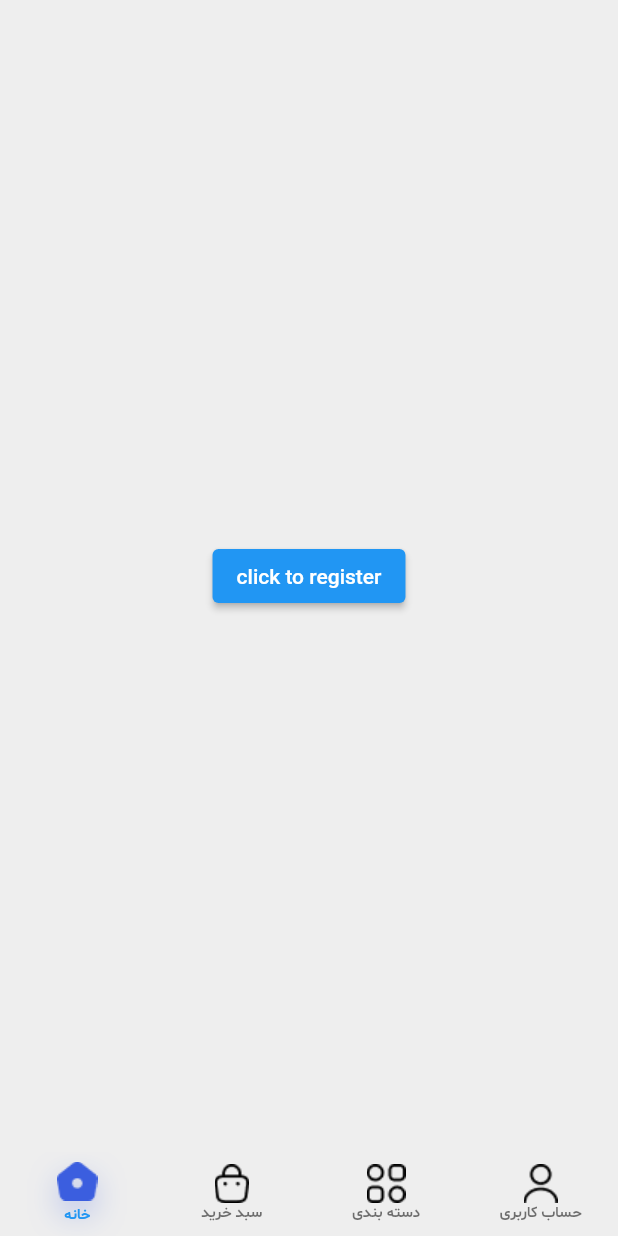
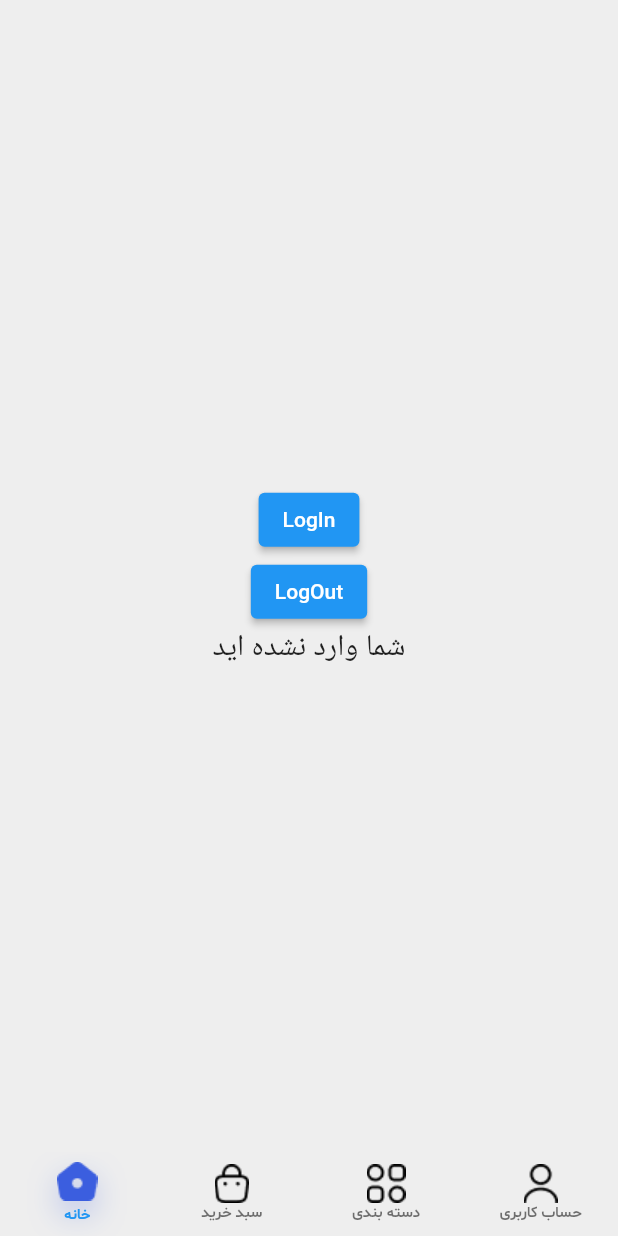
Before and after one commit to mehrdadmoradi001/digikala_app, a Flutter app: the screen it shows after launch, on a phone screen of 412 x 824 dp. Run offline on Flutter 3.47's test engine with Material 2 defaults, Android fonts, the phone set to English and light mode, and no system bars; our stand-ins replace dartz, dio, dotted_line, get_it, shared_preferences, smooth_page_indicator.

```diff
--- a/lib/data/repository/authentication_repository.dart
+++ b/lib/data/repository/authentication_repository.dart
@@ -2,6 +2,7 @@ import 'package:dartz/dartz.dart';
 import 'package:digikala_app/data/datasource/authentication_datasource.dart';
 import 'package:digikala_app/di/di.dart';
 import 'package:digikala_app/util/api_exception.dart';
+import 'package:digikala_app/util/auth_manager.dart';
 import 'package:shared_preferences/shared_preferences.dart';
 
 abstract class IAuthRepository {
@@ -34,7 +35,7 @@ class AuthenticationRepository extends IAuthRepository {
     try{
       String token = await _dataSource.login(username, password);
       if(token.isNotEmpty){
-        _sharedPreferences.setString('access_token', token);
+        AuthManager.saveToken(token);
         return Right('شما وارد شدید');
       }else{
         return Left('خطایی پیش آمده است');
--- a/lib/main.dart
+++ b/lib/main.dart
@@ -7,6 +7,7 @@ import 'package:digikala_app/screens/cart_screen.dart';
 import 'package:digikala_app/screens/home_screen.dart';
 import 'package:digikala_app/screens/product_list_screen.dart';
 import 'package:digikala_app/screens/profile_screen.dart';
+import 'package:digikala_app/util/auth_manager.dart';
 import 'package:flutter/material.dart';
 import 'package:shared_preferences/shared_preferences.dart';
 
@@ -34,19 +35,32 @@ class _MyAppState extends State<MyApp> {
         backgroundColor: ColorsConst.backgroundScreenColor,
         body: SafeArea(
           child: Center(
-            child: ElevatedButton(
-              onPressed: () async {
-                var either = await AuthenticationRepository().
-                login('mehrdadmoradi012345', '12345678');
-                var sharePre = locator.get<SharedPreferences>();
-                print(sharePre.getString('access_token'));
-                // either.fold((errorMessage) {
-                //   print(errorMessage);
-                // }, (successMessage) {
-                //   print(successMessage);
-                // });
-              },
-              child: Text('click to register'),
+            child: Column(
+              mainAxisAlignment: MainAxisAlignment.center,
+              children: [
+                ElevatedButton(
+                  onPressed: () async {
+                    var either = await AuthenticationRepository()
+                        .login('mehrdadmoradi012345', '12345678');
+                  },
+                  child: Text('LogIn'),
+                ),
+                ElevatedButton(
+                  onPressed: () async {
+                    AuthManager.logOut();
+                  },
+                  child: Text('LogOut'),
+                ),
+                ValueListenableBuilder(
+                  valueListenable: AuthManager.authChangeNotifier,
+                  builder: (context, value, child) {
+                      if(value == null || value.isEmpty){
+                        return Text('شما وارد نشده اید',style: TextStyle(fontSize: 20),);
+                      }else{
+                        return Text('شما وارد شده اید',style: TextStyle(fontSize: 20),);
+                      }
+                    },),
+              ],
             ),
           ),
         ) /*IndexedStack(
--- a/lib/util/auth_manager.dart
+++ b/lib/util/auth_manager.dart
@@ -0,0 +1,35 @@
+import 'package:digikala_app/di/di.dart';
+import 'package:flutter/cupertino.dart';
+import 'package:shared_preferences/shared_preferences.dart';
+
+class AuthManager{
+  static final SharedPreferences _sharedPreferences = locator.get();
+  static final ValueNotifier<String?> authChangeNotifier = ValueNotifier(null);
+
+
+  //Save Token
+  static void saveToken(String token) async{
+    _sharedPreferences.setString('access_token', token);
+    authChangeNotifier.value =  token;
+  }
+
+
+  //Read Token
+  static String readAuth(){
+    return _sharedPreferences.getString('access_token') ?? '';
+  }
+
+
+  // Notifying value when it is null
+  static void logOut(){
+    _sharedPreferences.clear();
+    authChangeNotifier.value = null;
+  }
+
+
+  static bool isLoggedIn(){
+    String token = readAuth();
+    return token.isNotEmpty;//false or true
+  }
+
+}
```
